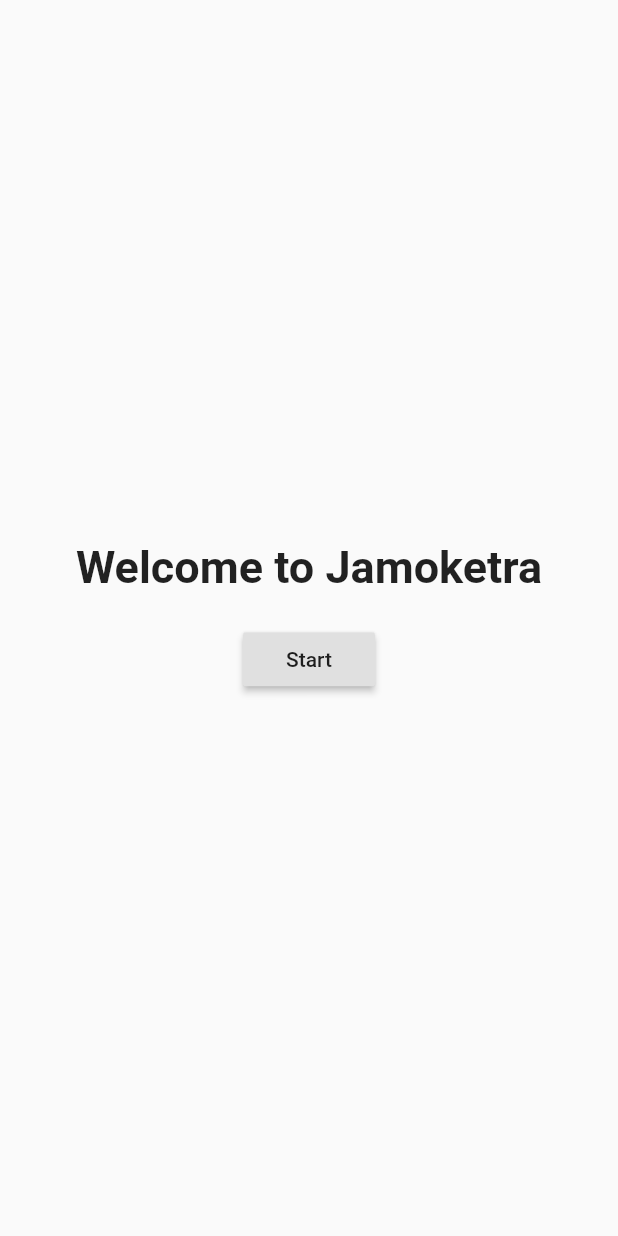
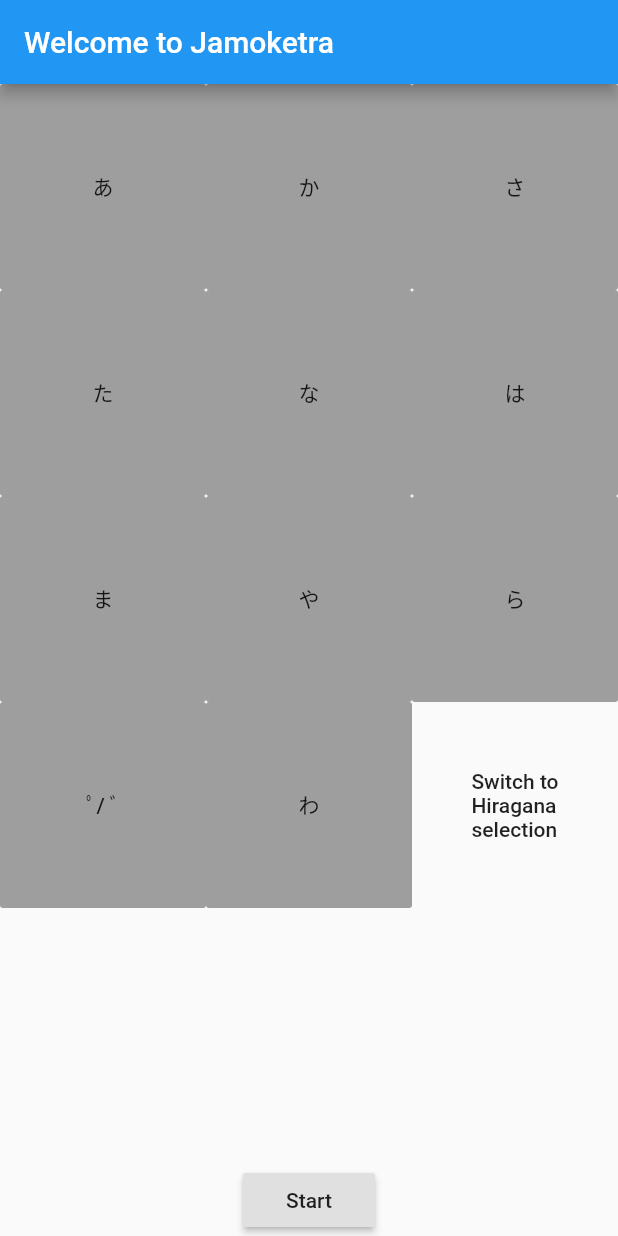
Before and after one commit to simonhampe/jamoketra, a Flutter app: the screen it shows after launch, on a phone screen of 412 x 824 dp. Run offline on Flutter 3.47's test engine with Material 2 defaults, Android fonts, the phone set to English and light mode, and no system bars.

Commit message:
Starting on Kana configuration

```diff
--- /dev/null
+++ b/lib/kana/KanaGeneratorConfiguration.dart
@@ -0,0 +1,14 @@
+import 'KanaType.dart';
+
+abstract class KanaGeneratorConfiguration {
+  String getAllowedChars();
+}
+
+class KanaGroupConfiguration implements KanaGeneratorConfiguration {
+  Set<KanaGroup> allowedGroups;
+
+  @override
+  String getAllowedChars() {
+    return allowedGroups.map((group) => group.characters).join("");
+  }
+}
--- a/lib/kana/KanaType.dart
+++ b/lib/kana/KanaType.dart
@@ -1,12 +1,75 @@
-class KanaType{
+class KanaGroup {
+  final String _characters;
 
+  const KanaGroup._internal_from_chars(this._characters);
+
+  KanaGroup._internal_from_groups(List<KanaGroup> groups):
+    _characters = groups.map((group) => group._characters).join("");
+
+  get characters => _characters;
+
+  static const AGROUP_HIRAGANA = KanaGroup._internal_from_chars("あいうえお");
+
+  static const KGROUP_HIRAGANA = KanaGroup._internal_from_chars("かきくけこ");
+  static const KRGOUP_TENTEN_HIRAGANA = KanaGroup._internal_from_chars("がぎぐげご");
+
+  static const SGROUP_HIRAGANA = KanaGroup._internal_from_chars("さしすせそ");
+  static const SGROUP_TENTEN_HIRAGANA = KanaGroup._internal_from_chars("ざじずぜぞ");
+
+  static const TGROUP_HIRAGANA = KanaGroup._internal_from_chars("たちつてと");
+  static const TGROUP_TENTEN_HIRAGANA = KanaGroup._internal_from_chars("だぢづでど");
+
+  static const NGROUP_HIRAGANA = KanaGroup._internal_from_chars("なにぬねの");
+
+  static const HGROUP_HIRAGANA = KanaGroup._internal_from_chars("はひふへほ");
+  static const HGROUP_TENTEN_HIRAGANA = KanaGroup._internal_from_chars("ばびぶべぼ");
+  static const HGROUP_MARU_HIRAGANA = KanaGroup._internal_from_chars("ぱぴぷぺぽ");
+
+  static const MGROUP_HIRAGANA = KanaGroup._internal_from_chars("まみむめも");
+
+  static const YGROUP_HIRAGANA = KanaGroup._internal_from_chars("やゆよ");
+
+  static const RGROUP_HIRAGANA = KanaGroup._internal_from_chars("らりるれろ");
+
+  static const SPECIAL_GROUP_HIRAGANA = KanaGroup._internal_from_chars("わをん");
+
+  static const AGROUP_KATAKANA = KanaGroup._internal_from_chars("アイウエオ");
+
+  static const KGROUP_KATAKANA = KanaGroup._internal_from_chars("カキクケコ");
+  static const KRGOUP_TENTEN_KATAKANA = KanaGroup._internal_from_chars("ガギグゲゴ");
+
+  static const SGROUP_KATAKANA = KanaGroup._internal_from_chars("サシスセソ");
+  static const SGROUP_TENTEN_KATAKANA = KanaGroup._internal_from_chars("ザジズゼゾ");
+
+  static const TGROUP_KATAKANA = KanaGroup._internal_from_chars("タチツテト");
+  static const TGROUP_TENTEN_KATAKANA = KanaGroup._internal_from_chars("ダヂヅデド");
+
+  static const NGROUP_KATAKANA = KanaGroup._internal_from_chars("ナニヌネノ");
+
+  static const HGROUP_KATAKANA = KanaGroup._internal_from_chars("ハヒフヘホ");
+  static const HGROUP_TENTEN_KATAKANA = KanaGroup._internal_from_chars("バビブベボ");
+  static const HGROUP_MARU_KATAKANA = KanaGroup._internal_from_chars("パピプペポ");
+
+  static const MGROUP_KATAKANA = KanaGroup._internal_from_chars("マミムメモ");
+
+  static const YGROUP_KATAKANA = KanaGroup._internal_from_chars("ヤユヨ");
+
+  static const RGROUP_KATAKANA = KanaGroup._internal_from_chars("ラリルレロ");
+
+  static const SPECIAL_GROUP_KATAKANA = KanaGroup._internal_from_chars("ワヲン");
+
+
+}
+
+class KanaType {
   final String _characters;
 
   const KanaType._internal(this._characters);
 
   get characters => _characters;
 
-  static const HIRAGANA = KanaType._internal("あいうえおかがきぎくぐけげこごさざしじすずせぜそぞただちぢつづてでとどなにぬねのはばぱひびぴふぶぷへべぺほぼぽまみむめもやゆよらりるれろわをん");
-  static const KATAKANA = KanaType._internal("アイウエオカガキギクグケゲコゴサザシジスズセゼソゾタダチヂツヅテデトドナニヌネノハバパヒビピフブプヘベペホボポマミムメモヤユヨラリルレロワヲン");
-
+  static const HIRAGANA = KanaType._internal(
+      "あいうえおかがきぎくぐけげこごさざしじすずせぜそぞただちぢつづてでとどなにぬねのはばぱひびぴふぶぷへべぺほぼぽまみむめもやゆよらりるれろわをん");
+  static const KATAKANA = KanaType._internal(
+      "アイウエオカガキギクグケゲコゴサザシジスズセゼソゾタダチヂツヅテデトドナニヌネノハバパヒビピフブプヘベペホボポマミムメモヤユヨラリルレロワヲン");
 }
--- /dev/null
+++ b/lib/widgets/KanaConfigurationGrid.dart
@@ -0,0 +1,94 @@
+import 'package:flutter/material.dart';
+import 'package:jamoketra/kana/KanaGeneratorConfiguration.dart';
+
+class KanaConfigurationGrid extends StatefulWidget {
+
+  final Function _updateCallback;
+
+  KanaConfigurationGrid(this._updateCallback);
+
+  @override
+  State<StatefulWidget> createState() {
+    return _KanaConfigurationGridState();
+  }
+}
+
+class _KanaConfig {
+  bool hiragana = false;
+  bool katakana = false;
+}
+
+class _KanaConfigurationGridState extends State<KanaConfigurationGrid> {
+
+  _KanaConfig _AGroupConfig = new _KanaConfig();
+  _KanaConfig _KGroupConfig = new _KanaConfig();
+  _KanaConfig _SGroupConfig = new _KanaConfig();
+  _KanaConfig _TGroupConfig = new _KanaConfig();
+  _KanaConfig _NGroupConfig = new _KanaConfig();
+  _KanaConfig _HGroupConfig = new _KanaConfig();
+  _KanaConfig _MGroupConfig = new _KanaConfig();
+  _KanaConfig _YGroupConfig = new _KanaConfig();
+  _KanaConfig _RGroupConfig = new _KanaConfig();
+  _KanaConfig _WGroupConfig = new _KanaConfig();
+  _KanaConfig _TenTenMaruConfig = new _KanaConfig();
+
+  bool _isEditingHiragana = true;
+
+
+  Text getText(String hiragana, String katakana) {
+    return Text(_isEditingHiragana ? hiragana : katakana);
+  }
+
+  Color getColor(_KanaConfig config) {
+    return getColorByState(_isEditingHiragana? config.hiragana : config.katakana);
+  }
+
+  Color getColorByState(bool state) {
+    return state? Colors.green : Colors.grey;
+  }
+
+  void toggleConfig(_KanaConfig config) {
+    setState(() {
+      if(_isEditingHiragana) {
+        config.hiragana = !config.hiragana;
+      } else {
+        config.katakana = !config.katakana;
+      }
+    });
+    widget._updateCallback(buildConfiguration());
+  }
+
+  KanaGroupConfiguration buildConfiguration() {
+    return new KanaGroupConfiguration();
+  }
+
+
+  FlatButton _buildButton(String hiragana, String katakana, _KanaConfig config) {
+    return FlatButton(
+      child: getText(hiragana, katakana),
+      color: getColor(config),
+      onPressed: () => toggleConfig(config),
+    );
+  }
+
+  @override
+  Widget build(BuildContext context) {
+    return GridView.count(crossAxisCount: 3, children: <Widget>[
+      _buildButton("あ", "ア", _AGroupConfig),
+      _buildButton("か", "カ", _KGroupConfig),
+      _buildButton("さ", "サ", _SGroupConfig),
+      _buildButton("た", "タ", _TGroupConfig),
+      _buildButton("な", "ナ", _NGroupConfig),
+      _buildButton("は", "ハ", _HGroupConfig),
+      _buildButton("ま", "マ", _MGroupConfig),
+      _buildButton("や", "ヤ", _YGroupConfig),
+      _buildButton("ら", "ラ", _RGroupConfig),
+      _buildButton("ﾟ/ ﾞ", "ﾟ/ ﾞ", _TenTenMaruConfig),
+      _buildButton("わ", "ワ", _WGroupConfig),
+      FlatButton(
+        child: Text("Switch to\n" + (_isEditingHiragana ? "Hiragana":"Katakana") + "\nselection"),
+        onPressed: () => setState(() => _isEditingHiragana = !_isEditingHiragana),
+      )
+    ]);
+  }
+}
--- a/lib/widgets/mainpage.dart
+++ b/lib/widgets/mainpage.dart
@@ -1,32 +1,25 @@
 import 'package:flutter/material.dart';
 import 'package:jamoketra/widgets/trainingpage.dart';
+
+import 'KanaConfigurationGrid.dart';
 
 class MainPage extends StatelessWidget {
   @override
   Widget build(BuildContext context) {
     return Scaffold(
-      body: Center(
-        child: Column(
+      appBar: AppBar(title: const Text("Welcome to Jamoketra")),
+      body: Column(
         mainAxisAlignment: MainAxisAlignment.center,
         mainAxisSize: MainAxisSize.min,
         children: <Widget>[
-            Text(
-              "Welcome to Jamoketra",
-              style: TextStyle(fontSize: 30, fontWeight: FontWeight.bold),
-            ),
-            Container(
-              margin: EdgeInsets.fromLTRB(0, 20, 0, 0),
-              child: RaisedButton(
+          Expanded(child: KanaConfigurationGrid(() => {})),
+          RaisedButton(
               onPressed: () {
-                    Navigator.push(
-                        context,
-                        MaterialPageRoute(
-                            builder: (context) => TrainingPage()));
+                Navigator.push(context,
+                    MaterialPageRoute(builder: (context) => TrainingPage()));
               },
               child: Text("Start")),
-            ),
         ],
-        ),
       ),
     );
   }
```
Lines whose indentation alone changed are shown as unchanged.
